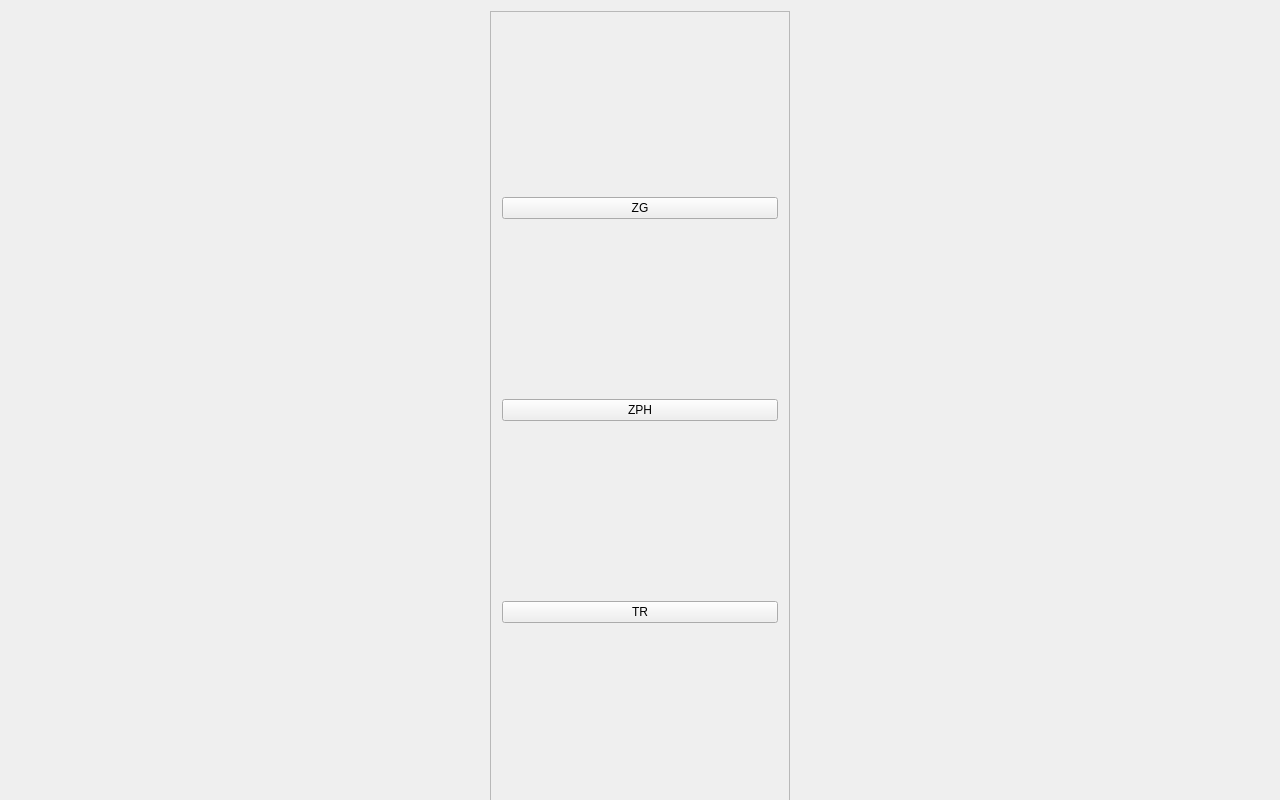
Old version of the form CourseWork/courseWorkCode/CourseWork/mainwindow.ui in the repository UselessSaint/meme-course.
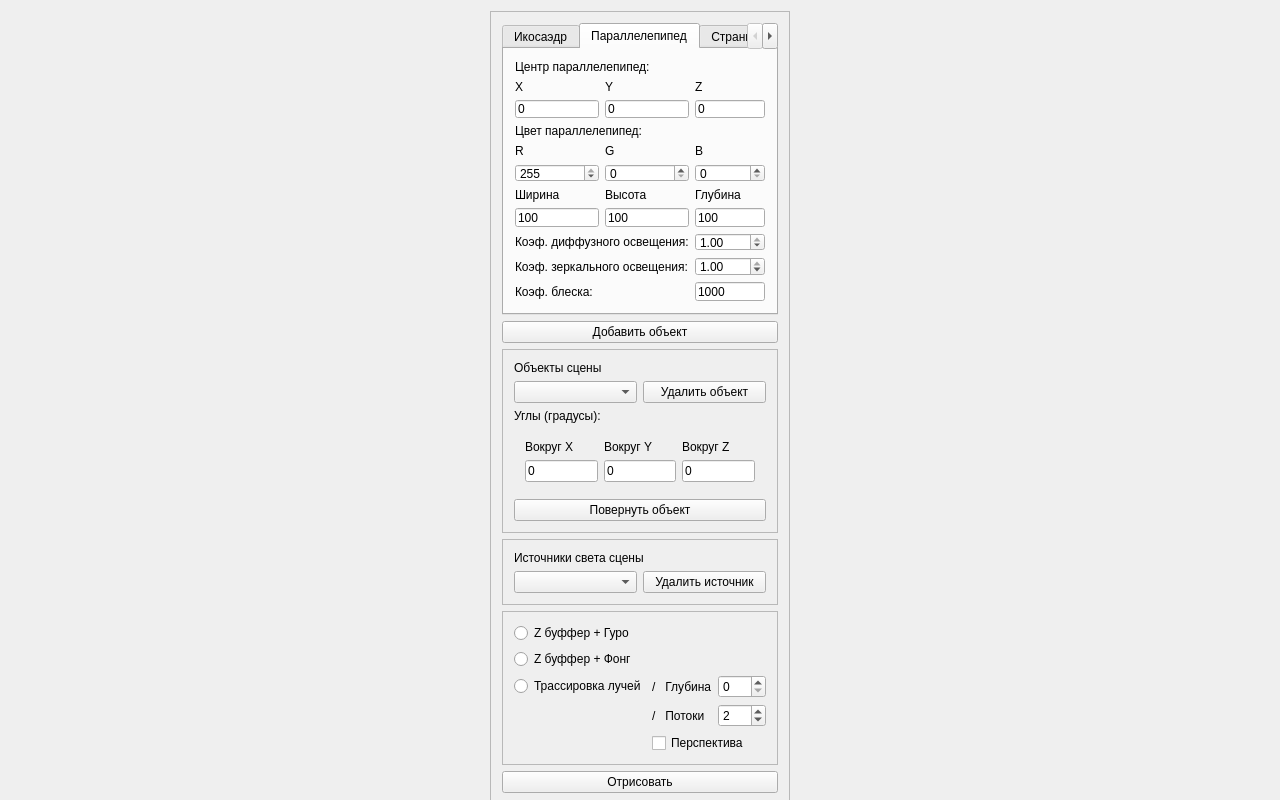
New version of the form. The open tabs and pages were chosen to show the change.

```diff
--- a/CourseWork/courseWorkCode/CourseWork/mainwindow.ui
+++ b/CourseWork/courseWorkCode/CourseWork/mainwindow.ui
@@ -18,7 +18,7 @@
   </property>
   <property name="maximumSize">
    <size>
-    <width>1280</width>
+    <width>1400</width>
     <height>800</height>
    </size>
   </property>
@@ -53,28 +53,744 @@
       <property name="frameShadow">
        <enum>QFrame::Raised</enum>
       </property>
-      <layout class="QVBoxLayout" name="verticalLayout">
-       <item>
-        <widget class="QPushButton" name="pushButton_2">
-         <property name="text">
-          <string>ZG</string>
+      <layout class="QGridLayout" name="gridLayout_2">
+       <item row="4" column="0" colspan="2">
+        <widget class="QFrame" name="frame_4">
+         <property name="frameShape">
+          <enum>QFrame::StyledPanel</enum>
          </property>
-        </widget>
-       </item>
-       <item>
-        <widget class="QPushButton" name="pushButton_3">
-         <property name="text">
-          <string>ZPH</string>
+         <property name="frameShadow">
+          <enum>QFrame::Raised</enum>
          </property>
+         <layout class="QGridLayout" name="gridLayout_7">
+          <item row="1" column="1">
+           <widget class="QPushButton" name="pushButton_6">
+            <property name="text">
+             <string>Удалить источник</string>
+            </property>
+           </widget>
+          </item>
+          <item row="1" column="0">
+           <widget class="QComboBox" name="comboBox_2"/>
+          </item>
+          <item row="0" column="0" colspan="2">
+           <widget class="QLabel" name="label_44">
+            <property name="text">
+             <string>Источники света сцены</string>
+            </property>
+           </widget>
+          </item>
+         </layout>
         </widget>
        </item>
-       <item>
+       <item row="7" column="0" colspan="2">
         <widget class="QPushButton" name="pushButton">
          <property name="text">
-          <string>TR</string>
+          <string>Отрисовать</string>
          </property>
         </widget>
        </item>
+       <item row="0" column="0" colspan="2">
+        <widget class="QTabWidget" name="tabWidget">
+         <property name="maximumSize">
+          <size>
+           <width>300</width>
+           <height>350</height>
+          </size>
+         </property>
+         <property name="currentIndex">
+          <number>3</number>
+         </property>
+         <widget class="QWidget" name="icoTab">
+          <attribute name="title">
+           <string>Икосаэдр</string>
+          </attribute>
+          <layout class="QGridLayout" name="gridLayout">
+           <item row="1" column="0">
+            <widget class="QLabel" name="label">
+             <property name="text">
+              <string>X</string>
+             </property>
+            </widget>
+           </item>
+           <item row="0" column="0" colspan="3">
+            <widget class="QLabel" name="label_7">
+             <property name="text">
+              <string>Центр икосаэдра:</string>
+             </property>
+            </widget>
+           </item>
+           <item row="4" column="0">
+            <widget class="QLabel" name="label_4">
+             <property name="text">
+              <string>R</string>
+             </property>
+            </widget>
+           </item>
+           <item row="1" column="2">
+            <widget class="QLabel" name="label_3">
+             <property name="text">
+              <string>Z</string>
+             </property>
+            </widget>
+           </item>
+           <item row="4" column="1">
+            <widget class="QLabel" name="label_5">
+             <property name="text">
+              <string>G</string>
+             </property>
+            </widget>
+           </item>
+           <item row="6" column="0" colspan="3">
+            <widget class="QLabel" name="label_9">
+             <property name="text">
+              <string/>
+             </property>
+            </widget>
+           </item>
+           <item row="2" column="1">
+            <widget class="QLineEdit" name="icoY">
+             <property name="text">
+              <string>0</string>
+             </property>
+            </widget>
+           </item>
+           <item row="7" column="1">
+            <widget class="QLabel" name="label_10">
+             <property name="text">
+              <string>Радиус:</string>
+             </property>
+            </widget>
+           </item>
+           <item row="5" column="2">
+            <widget class="QSpinBox" name="blue">
+             <property name="maximum">
+              <number>255</number>
+             </property>
+            </widget>
+           </item>
+           <item row="8" column="0" colspan="2">
+            <widget class="QLabel" name="label_11">
+             <property name="text">
+              <string>Коэф. диффузного освещения:</string>
+             </property>
+            </widget>
+           </item>
+           <item row="1" column="1">
+            <widget class="QLabel" name="label_2">
+             <property name="text">
+              <string>Y</string>
+             </property>
+            </widget>
+           </item>
+           <item row="5" column="0">
+            <widget class="QSpinBox" name="red">
+             <property name="maximum">
+              <number>255</number>
+             </property>
+            </widget>
+           </item>
+           <item row="10" column="2">
+            <widget class="QLineEdit" name="gloss">
+             <property name="text">
+              <string>0</string>
+             </property>
+            </widget>
+           </item>
+           <item row="5" column="1">
+            <widget class="QSpinBox" name="green">
+             <property name="maximum">
+              <number>255</number>
+             </property>
+            </widget>
+           </item>
+           <item row="3" column="0" colspan="3">
+            <widget class="QLabel" name="label_8">
+             <property name="text">
+              <string>Цвет:</string>
+             </property>
+            </widget>
+           </item>
+           <item row="10" column="0" colspan="2">
+            <widget class="QLabel" name="label_13">
+             <property name="text">
+              <string>Коэф. блеска: </string>
+             </property>
+            </widget>
+           </item>
+           <item row="9" column="0" colspan="2">
+            <widget class="QLabel" name="label_12">
+             <property name="text">
+              <string>Коэф. зеркального освещения:</string>
+             </property>
+            </widget>
+           </item>
+           <item row="8" column="2">
+            <widget class="QDoubleSpinBox" name="dispertion">
+             <property name="maximum">
+              <double>1.000000000000000</double>
+             </property>
+             <property name="singleStep">
+              <double>0.100000000000000</double>
+             </property>
+            </widget>
+           </item>
+           <item row="2" column="0">
+            <widget class="QLineEdit" name="icoX">
+             <property name="text">
+              <string>0</string>
+             </property>
+            </widget>
+           </item>
+           <item row="9" column="2">
+            <widget class="QDoubleSpinBox" name="reflection">
+             <property name="maximum">
+              <double>1.000000000000000</double>
+             </property>
+             <property name="singleStep">
+              <double>0.100000000000000</double>
+             </property>
+            </widget>
+           </item>
+           <item row="4" column="2">
+            <widget class="QLabel" name="label_6">
+             <property name="text">
+              <string>B</string>
+             </property>
+            </widget>
+           </item>
+           <item row="2" column="2">
+            <widget class="QLineEdit" name="icoZ">
+             <property name="text">
+              <string>0</string>
+             </property>
+            </widget>
+           </item>
+           <item row="7" column="2">
+            <widget class="QLineEdit" name="radius">
+             <property name="text">
+              <string>0</string>
+             </property>
+            </widget>
+           </item>
+          </layout>
+         </widget>
+         <widget class="QWidget" name="cubeTab">
+          <attribute name="title">
+           <string>Параллелепипед</string>
+          </attribute>
+          <layout class="QGridLayout" name="gridLayout_3">
+           <item row="7" column="2">
+            <widget class="QLineEdit" name="depth">
+             <property name="text">
+              <string>100</string>
+             </property>
+            </widget>
+           </item>
+           <item row="3" column="0" colspan="3">
+            <widget class="QLabel" name="label_18">
+             <property name="text">
+              <string>Цвет параллелепипед:</string>
+             </property>
+            </widget>
+           </item>
+           <item row="7" column="1">
+            <widget class="QLineEdit" name="height">
+             <property name="text">
+              <string>100</string>
+             </property>
+            </widget>
+           </item>
+           <item row="1" column="1">
+            <widget class="QLabel" name="label_14">
+             <property name="text">
+              <string>Y</string>
+             </property>
+            </widget>
+           </item>
+           <item row="6" column="0">
+            <widget class="QLabel" name="label_22">
+             <property name="text">
+              <string>Ширина</string>
+             </property>
+            </widget>
+           </item>
+           <item row="2" column="2">
+            <widget class="QLineEdit" name="cubeZ">
+             <property name="text">
+              <string>0</string>
+             </property>
+            </widget>
+           </item>
+           <item row="2" column="1">
+            <widget class="QLineEdit" name="cubeY">
+             <property name="text">
+              <string>0</string>
+             </property>
+            </widget>
+           </item>
+           <item row="6" column="1">
+            <widget class="QLabel" name="label_23">
+             <property name="text">
+              <string>Высота</string>
+             </property>
+            </widget>
+           </item>
+           <item row="0" column="0" colspan="3">
+            <widget class="QLabel" name="label_17">
+             <property name="text">
+              <string>Центр параллелепипед:</string>
+             </property>
+            </widget>
+           </item>
+           <item row="1" column="0">
+            <widget class="QLabel" name="label_15">
+             <property name="text">
+              <string>X</string>
+             </property>
+            </widget>
+           </item>
+           <item row="4" column="0">
+            <widget class="QLabel" name="label_20">
+             <property name="text">
+              <string>R</string>
+             </property>
+            </widget>
+           </item>
+           <item row="1" column="2">
+            <widget class="QLabel" name="label_16">
+             <property name="text">
+              <string>Z</string>
+             </property>
+            </widget>
+           </item>
+           <item row="2" column="0">
+            <widget class="QLineEdit" name="cubeX">
+             <property name="text">
+              <string>0</string>
+             </property>
+            </widget>
+           </item>
+           <item row="4" column="2">
+            <widget class="QLabel" name="label_21">
+             <property name="text">
+              <string>B</string>
+             </property>
+            </widget>
+           </item>
+           <item row="5" column="0">
+            <widget class="QSpinBox" name="cubeRed">
+             <property name="maximum">
+              <number>255</number>
+             </property>
+             <property name="value">
+              <number>255</number>
+             </property>
+            </widget>
+           </item>
+           <item row="6" column="2">
+            <widget class="QLabel" name="label_24">
+             <property name="text">
+              <string>Глубина</string>
+             </property>
+            </widget>
+           </item>
+           <item row="4" column="1">
+            <widget class="QLabel" name="label_19">
+             <property name="text">
+              <string>G</string>
+             </property>
+            </widget>
+           </item>
+           <item row="7" column="0">
+            <widget class="QLineEdit" name="width">
+             <property name="text">
+              <string>100</string>
+             </property>
+            </widget>
+           </item>
+           <item row="5" column="2">
+            <widget class="QSpinBox" name="cubeBlue">
+             <property name="maximum">
+              <number>255</number>
+             </property>
+            </widget>
+           </item>
+           <item row="5" column="1">
+            <widget class="QSpinBox" name="cubeGreen">
+             <property name="maximum">
+              <number>255</number>
+             </property>
+            </widget>
+           </item>
+           <item row="10" column="2">
+            <widget class="QLineEdit" name="cubeGloss">
+             <property name="text">
+              <string>1000</string>
+             </property>
+            </widget>
+           </item>
+           <item row="10" column="0" colspan="2">
+            <widget class="QLabel" name="label_27">
+             <property name="text">
+              <string>Коэф. блеска: </string>
+             </property>
+            </widget>
+           </item>
+           <item row="9" column="0" colspan="2">
+            <widget class="QLabel" name="label_26">
+             <property name="text">
+              <string>Коэф. зеркального освещения:</string>
+             </property>
+            </widget>
+           </item>
+           <item row="8" column="0" colspan="2">
+            <widget class="QLabel" name="label_25">
+             <property name="text">
+              <string>Коэф. диффузного освещения:</string>
+             </property>
+            </widget>
+           </item>
+           <item row="8" column="2">
+            <widget class="QDoubleSpinBox" name="cubeDisp">
+             <property name="maximum">
+              <double>1.000000000000000</double>
+             </property>
+             <property name="singleStep">
+              <double>0.100000000000000</double>
+             </property>
+             <property name="value">
+              <double>1.000000000000000</double>
+             </property>
+            </widget>
+           </item>
+           <item row="9" column="2">
+            <widget class="QDoubleSpinBox" name="cubeRef">
+             <property name="maximum">
+              <double>1.000000000000000</double>
+             </property>
+             <property name="singleStep">
+              <double>0.100000000000000</double>
+             </property>
+             <property name="value">
+              <double>1.000000000000000</double>
+             </property>
+            </widget>
+           </item>
+          </layout>
+         </widget>
+         <widget class="QWidget" name="tab">
+          <attribute name="title">
+           <string>Страница</string>
+          </attribute>
+         </widget>
+         <widget class="QWidget" name="light">
+          <attribute name="title">
+           <string>Источник света</string>
+          </attribute>
+          <layout class="QGridLayout" name="gridLayout_5">
+           <item row="1" column="1">
+            <widget class="QLabel" name="label_28">
+             <property name="text">
+              <string>Y</string>
+             </property>
+            </widget>
+           </item>
+           <item row="2" column="1">
+            <widget class="QLineEdit" name="ltY">
+             <property name="text">
+              <string>0</string>
+             </property>
+            </widget>
+           </item>
+           <item row="5" column="1">
+            <widget class="QLabel" name="label_35">
+             <property name="text">
+              <string/>
+             </property>
+            </widget>
+           </item>
+           <item row="6" column="1">
+            <widget class="QLabel" name="label_36">
+             <property name="text">
+              <string/>
+             </property>
+            </widget>
+           </item>
+           <item row="1" column="0">
+            <widget class="QLabel" name="label_29">
+             <property name="text">
+              <string>X</string>
+             </property>
+            </widget>
+           </item>
+           <item row="2" column="2">
+            <widget class="QLineEdit" name="ltZ">
+             <property name="text">
+              <string>-300</string>
+             </property>
+            </widget>
+           </item>
+           <item row="7" column="1">
+            <widget class="QLabel" name="label_37">
+             <property name="text">
+              <string/>
+             </property>
+            </widget>
+           </item>
+           <item row="1" column="2">
+            <widget class="QLabel" name="label_30">
+             <property name="text">
+              <string>Z</string>
+             </property>
+            </widget>
+           </item>
+           <item row="2" column="0">
+            <widget class="QLineEdit" name="ltX">
+             <property name="text">
+              <string>0</string>
+             </property>
+            </widget>
+           </item>
+           <item row="9" column="1">
+            <widget class="QLabel" name="label_39">
+             <property name="text">
+              <string/>
+             </property>
+            </widget>
+           </item>
+           <item row="8" column="1">
+            <widget class="QLabel" name="label_38">
+             <property name="text">
+              <string/>
+             </property>
+            </widget>
+           </item>
+           <item row="3" column="1">
+            <widget class="QLabel" name="label_33">
+             <property name="text">
+              <string/>
+             </property>
+            </widget>
+           </item>
+           <item row="0" column="0" colspan="3">
+            <widget class="QLabel" name="label_31">
+             <property name="text">
+              <string>Координаты источника:</string>
+             </property>
+            </widget>
+           </item>
+           <item row="4" column="1">
+            <widget class="QLabel" name="label_34">
+             <property name="text">
+              <string>Интенсивность:</string>
+             </property>
+            </widget>
+           </item>
+           <item row="4" column="2">
+            <widget class="QLineEdit" name="intens">
+             <property name="text">
+              <string>100</string>
+             </property>
+            </widget>
+           </item>
+          </layout>
+         </widget>
+        </widget>
+       </item>
+       <item row="2" column="0" colspan="2">
+        <widget class="QFrame" name="frame_3">
+         <property name="autoFillBackground">
+          <bool>true</bool>
+         </property>
+         <property name="frameShape">
+          <enum>QFrame::StyledPanel</enum>
+         </property>
+         <property name="frameShadow">
+          <enum>QFrame::Raised</enum>
+         </property>
+         <layout class="QGridLayout" name="gridLayout_6">
+          <item row="0" column="0" colspan="2">
+           <widget class="QLabel" name="label_43">
+            <property name="text">
+             <string>Объекты сцены</string>
+            </property>
+           </widget>
+          </item>
+          <item row="2" column="0">
+           <widget class="QLabel" name="label_46">
+            <property name="text">
+             <string>Углы (градусы):</string>
+            </property>
+           </widget>
+          </item>
+          <item row="3" column="0" colspan="2">
+           <widget class="QWidget" name="widget_2" native="true">
+            <layout class="QGridLayout" name="gridLayout_4">
+             <item row="1" column="2">
+              <widget class="QLineEdit" name="rotZ">
+               <property name="text">
+                <string>0</string>
+               </property>
+              </widget>
+             </item>
+             <item row="1" column="1">
+              <widget class="QLineEdit" name="rotY">
+               <property name="text">
+                <string>0</string>
+               </property>
+              </widget>
+             </item>
+             <item row="1" column="0">
+              <widget class="QLineEdit" name="rotX">
+               <property name="text">
+                <string>0</string>
+               </property>
+              </widget>
+             </item>
+             <item row="0" column="1">
+              <widget class="QLabel" name="label_40">
+               <property name="text">
+                <string>Вокруг Y</string>
+               </property>
+              </widget>
+             </item>
+             <item row="0" column="0">
+              <widget class="QLabel" name="label_41">
+               <property name="text">
+                <string>Вокруг X</string>
+               </property>
+              </widget>
+             </item>
+             <item row="0" column="2">
+              <widget class="QLabel" name="label_42">
+               <property name="text">
+                <string>Вокруг Z</string>
+               </property>
+              </widget>
+             </item>
+            </layout>
+           </widget>
+          </item>
+          <item row="4" column="0" colspan="2">
+           <widget class="QPushButton" name="pushButton_2">
+            <property name="text">
+             <string>Повернуть объект</string>
+            </property>
+           </widget>
+          </item>
+          <item row="1" column="0">
+           <widget class="QComboBox" name="comboBox"/>
+          </item>
+          <item row="1" column="1">
+           <widget class="QPushButton" name="pushButton_5">
+            <property name="text">
+             <string>Удалить объект</string>
+            </property>
+           </widget>
+          </item>
+         </layout>
+        </widget>
+       </item>
+       <item row="5" column="0" colspan="2">
+        <widget class="QFrame" name="frame_5">
+         <property name="frameShape">
+          <enum>QFrame::StyledPanel</enum>
+         </property>
+         <property name="frameShadow">
+          <enum>QFrame::Raised</enum>
+         </property>
+         <layout class="QGridLayout" name="gridLayout_8">
+          <item row="3" column="1">
+           <widget class="QLabel" name="label_32">
+            <property name="text">
+             <string>/   Глубина</string>
+            </property>
+           </widget>
+          </item>
+          <item row="3" column="2">
+           <widget class="QSpinBox" name="rtDepth">
+            <property name="maximum">
+             <number>4</number>
+            </property>
+           </widget>
+          </item>
+          <item row="0" column="0">
+           <widget class="QRadioButton" name="gourand">
+            <property name="text">
+             <string>Z буффер + Гуро</string>
+            </property>
+            <attribute name="buttonGroup">
+             <string notr="true">buttonGroup_2</string>
+            </attribute>
+           </widget>
+          </item>
+          <item row="1" column="0">
+           <widget class="QRadioButton" name="phong">
+            <property name="text">
+             <string>Z буффер + Фонг</string>
+            </property>
+            <attribute name="buttonGroup">
+             <string notr="true">buttonGroup_2</string>
+            </attribute>
+           </widget>
+          </item>
+          <item row="3" column="0">
+           <widget class="QRadioButton" name="rt">
+            <property name="text">
+             <string>Трассировка лучей</string>
+            </property>
+            <attribute name="buttonGroup">
+             <string notr="true">buttonGroup_2</string>
+            </attribute>
+           </widget>
+          </item>
+          <item row="5" column="1" colspan="2">
+           <widget class="QCheckBox" name="persp">
+            <property name="text">
+             <string>Перспектива</string>
+            </property>
+            <property name="checked">
+             <bool>false</bool>
+            </property>
+            <property name="tristate">
+             <bool>false</bool>
+            </property>
+           </widget>
+          </item>
+          <item row="4" column="2">
+           <widget class="QSpinBox" name="thrd">
+            <property name="minimum">
+             <number>1</number>
+            </property>
+            <property name="maximum">
+             <number>8</number>
+            </property>
+            <property name="value">
+             <number>2</number>
+            </property>
+           </widget>
+          </item>
+          <item row="4" column="1">
+           <widget class="QLabel" name="label_45">
+            <property name="text">
+             <string>/   Потоки</string>
+            </property>
+           </widget>
+          </item>
+         </layout>
+        </widget>
+       </item>
+       <item row="1" column="0" colspan="2">
+        <widget class="QPushButton" name="pushButton_4">
+         <property name="text">
+          <string>Добавить объект</string>
+         </property>
+        </widget>
+       </item>
+       <item row="8" column="0" colspan="2">
+        <widget class="QWidget" name="widget" native="true"/>
+       </item>
       </layout>
      </widget>
     </item>
```
Left out of the diff: 3 changed lines with no effect on the pictures.
